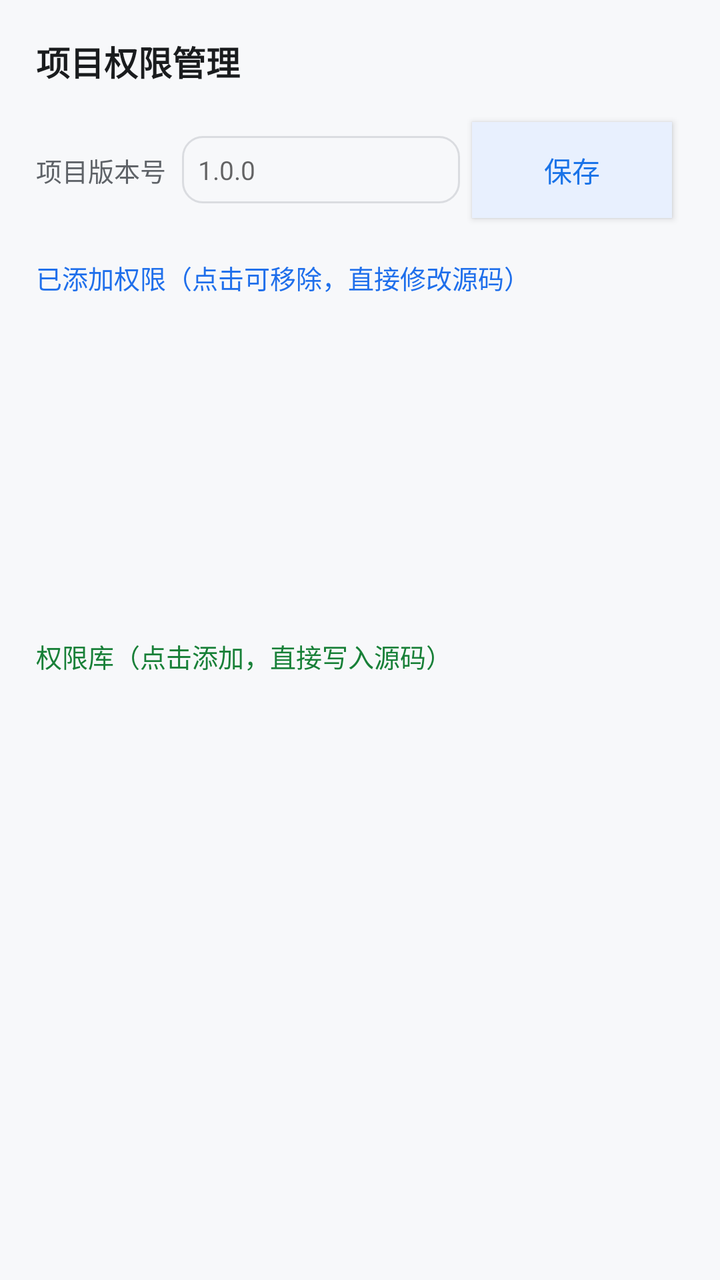
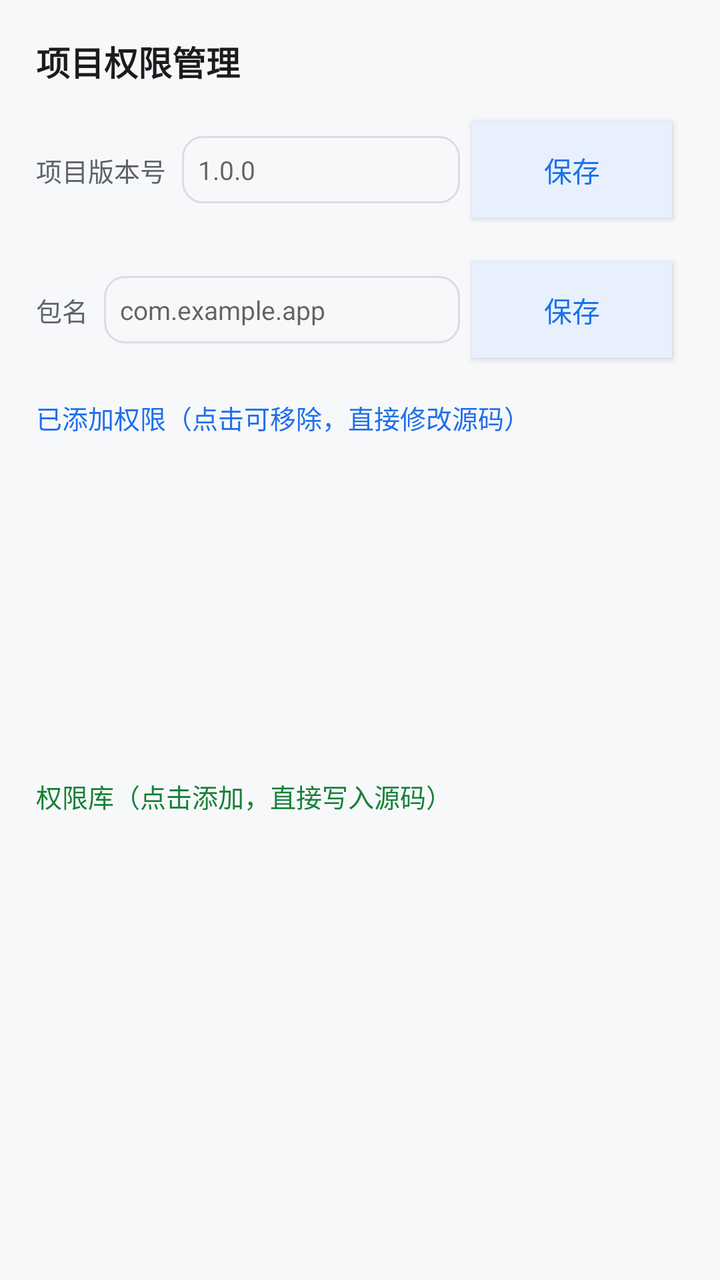

Before-and-after screenshots of an Android layout around one commit, followed by the original layout XML and the change that was made.
<!-- AndroidManifest.xml: application theme Theme.EOST -->
<!-- res/layout/dialog_perms.xml -->
<?xml version="1.0" encoding="utf-8"?>
<LinearLayout xmlns:android="http://schemas.android.com/apk/res/android"
    android:orientation="vertical" android:layout_width="match_parent"
    android:layout_height="wrap_content" android:padding="18dp">

    <TextView android:layout_width="wrap_content" android:layout_height="wrap_content"
        android:text="@string/perm_title" android:textSize="17sp" android:textStyle="bold"
        android:textColor="#FF1A1C1E"/>

    <LinearLayout android:orientation="horizontal"
        android:layout_width="match_parent" android:layout_height="wrap_content"
        android:layout_marginTop="12dp" android:gravity="center_vertical">
        <TextView android:layout_width="wrap_content" android:layout_height="wrap_content"
            android:text="@string/ver_title" android:textSize="13sp"
            android:textColor="#FF5F6368"/>
        <EditText android:id="@+id/ver_edit" android:layout_width="0dp"
            android:layout_weight="1" android:layout_height="wrap_content"
            android:layout_marginStart="8dp" android:hint="1.0.0"
            android:background="@drawable/input_bg" android:padding="8dp"
            android:textSize="13sp"/>
        <Button android:id="@+id/btn_ver_save" style="@style/Btn"
            android:layout_marginStart="8dp" android:text="@string/btn_ver_save"/>
    </LinearLayout>

    <TextView android:layout_width="wrap_content" android:layout_height="wrap_content"
        android:text="@string/perm_has" android:textSize="13sp"
        android:textColor="#FF1F6FEB" android:layout_marginTop="14dp"/>
    <ListView android:id="@+id/lv_has" android:layout_width="match_parent"
        android:layout_height="150dp" android:dividerHeight="4dp"
        android:layout_marginTop="6dp"/>

    <TextView android:layout_width="wrap_content" android:layout_height="wrap_content"
        android:text="@string/perm_add_list" android:textSize="13sp"
        android:textColor="#FF188038" android:layout_marginTop="14dp"/>
    <ListView android:id="@+id/lv_all" android:layout_width="match_parent"
        android:layout_height="220dp" android:dividerHeight="4dp"
        android:layout_marginTop="6dp"/>
</LinearLayout>
<!-- resources referenced by this layout -->
<resources>
  <!-- drawable input_bg (drawable) -->
  <?xml version="1.0" encoding="utf-8"?>
  <shape xmlns:android="http://schemas.android.com/apk/res/android"
      android:shape="rectangle">
      <solid android:color="#00FFFFFF"/>
      <corners android:radius="10dp"/>
      <stroke android:width="1dp" android:color="#FFDADCE0"/>
  </shape>
  <string name="btn_ver_save">保存</string>
  <string name="perm_add_list">权限库（点击添加，直接写入源码）</string>
  <string name="perm_has">已添加权限（点击可移除，直接修改源码）</string>
  <string name="perm_title">项目权限管理</string>
  <string name="ver_title">项目版本号</string>
  <style name="Btn" parent="android:Widget.Material.Button">
          <item name="android:layout_width">wrap_content</item>
          <item name="android:layout_height">wrap_content</item>
          <item name="android:minWidth">100dp</item>
          <item name="android:layout_margin">6dp</item>
          <item name="android:textColor">#FF1A73E8</item>
          <item name="android:background">#FFE8F0FE</item>
          <item name="android:padding">10dp</item>
      </style>
  <style name="Theme.EOST" parent="android:Theme.Material.Light.NoActionBar">
          <item name="android:colorPrimary">#1F6FEB</item>
          <item name="android:colorPrimaryDark">#155AB8</item>
          <item name="android:colorAccent">#1F6FEB</item>
          <item name="android:windowBackground">#F7F8FA</item>
          <item name="android:textColorPrimary">#1A1C1E</item>
          <item name="android:textColorSecondary">#5F6368</item>
          <item name="android:navigationBarColor">#FFFFFF</item>
          <item name="android:statusBarColor">#1F6FEB</item>
      </style>
</resources>

<!-- the commit's change to res/layout/dialog_perms.xml (unified diff, before → after) -->
@@ -22,6 +22,21 @@
             android:layout_marginStart="8dp" android:text="@string/btn_ver_save"/>
     </LinearLayout>
 
+    <LinearLayout android:orientation="horizontal"
+        android:layout_width="match_parent" android:layout_height="wrap_content"
+        android:layout_marginTop="10dp" android:gravity="center_vertical">
+        <TextView android:layout_width="wrap_content" android:layout_height="wrap_content"
+            android:text="@string/pkg_title" android:textSize="13sp"
+            android:textColor="#FF5F6368"/>
+        <EditText android:id="@+id/pkg_edit" android:layout_width="0dp"
+            android:layout_weight="1" android:layout_height="wrap_content"
+            android:layout_marginStart="8dp" android:hint="com.example.app"
+            android:background="@drawable/input_bg" android:padding="8dp"
+            android:textSize="13sp"/>
+        <Button android:id="@+id/btn_pkg_save" style="@style/Btn"
+            android:layout_marginStart="8dp" android:text="@string/btn_ver_save"/>
+    </LinearLayout>
+
     <TextView android:layout_width="wrap_content" android:layout_height="wrap_content"
         android:text="@string/perm_has" android:textSize="13sp"
         android:textColor="#FF1F6FEB" android:layout_marginTop="14dp"/>
<!-- resource entries referenced after the edit -->
@@ -12,6 +12,7 @@
   <string name="perm_add_list">权限库（点击添加，直接写入源码）</string>
   <string name="perm_has">已添加权限（点击可移除，直接修改源码）</string>
   <string name="perm_title">项目权限管理</string>
+  <string name="pkg_title">包名</string>
   <string name="ver_title">项目版本号</string>
   <style name="Btn" parent="android:Widget.Material.Button">
           <item name="android:layout_width">wrap_content</item>
